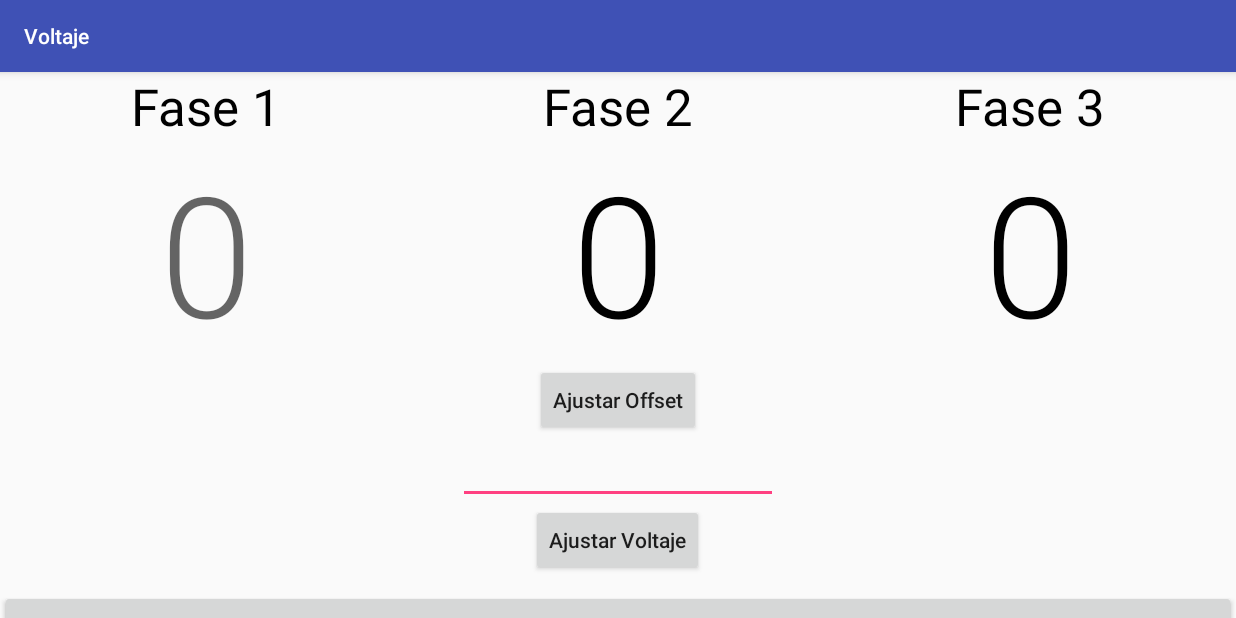
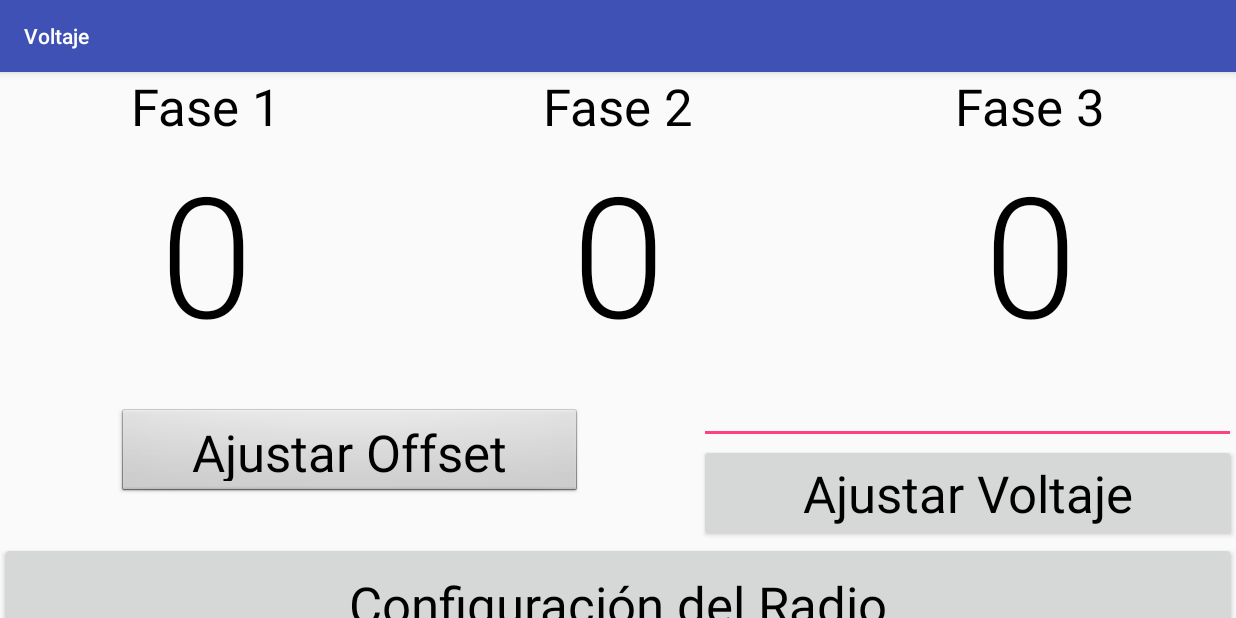
Before and after one commit to ricardo2409/Voltaje, an Android app: the screen it shows after launch (MainActivity), on a phone screen of 824 x 412 dp (held sideways). Run offline under Robolectric (Android 15) with nearby library versions, the phone set to English and light mode, and no system bars.

Commit message:
Fixes labels colors

```diff
--- a/app/src/main/res/layout/activity_main.xml
+++ b/app/src/main/res/layout/activity_main.xml
@@ -49,7 +49,7 @@
 
         <LinearLayout
             android:layout_width="match_parent"
-            android:layout_height="300dp"
+            android:layout_height="wrap_content"
             android:orientation="horizontal">
 
             <LinearLayout
@@ -60,7 +60,7 @@
 
                 <LinearLayout
                     android:layout_width="match_parent"
-                    android:layout_height="match_parent"
+                    android:layout_height="wrap_content"
                     android:orientation="horizontal">
 
                     <TextView
@@ -70,7 +70,8 @@
                         android:layout_weight="1"
                         android:gravity="center_vertical|center_horizontal"
                         android:text="0"
-                        android:textAppearance="@style/TextAppearance.AppCompat.Display4" />
+                        android:textAppearance="@style/TextAppearance.AppCompat.Display4"
+                        android:textColor="@android:color/black" />
 
                     <TextView
                         android:id="@+id/tvVoltaje3"
@@ -94,41 +95,59 @@
 
                 </LinearLayout>
 
+                <LinearLayout
+                    android:layout_width="match_parent"
+                    android:layout_height="match_parent"
+                    android:orientation="horizontal">
+
                     <Space
-                    android:layout_width="match_parent"
+                        android:layout_width="0dp"
                         android:layout_height="0dp"
                         android:layout_weight="1" />
 
                     <Button
                         android:id="@+id/btnOffset"
+                        style="@android:style/Widget.Button"
                         android:layout_width="wrap_content"
-                    android:layout_height="wrap_content"
+                        android:layout_height="60dp"
                         android:layout_gravity="center_vertical|center_horizontal"
                         android:layout_weight="1"
                         android:text="Ajustar Offset"
-                    android:textAppearance="@style/TextAppearance.AppCompat.Body2" />
+                        android:textAppearance="@style/TextAppearance.AppCompat.Display1" />
 
                     <Space
-                    android:layout_width="match_parent"
-                    android:layout_height="0dp" />
+                        android:layout_width="0dp"
+                        android:layout_height="0dp"
+                        android:layout_weight="1" />
+
+                    <LinearLayout
+                        android:layout_width="wrap_content"
+                        android:layout_height="wrap_content"
+                        android:layout_weight="1"
+                        android:orientation="vertical">
 
                         <EditText
                             android:id="@+id/etGanancia"
-                    android:layout_width="wrap_content"
+                            style="@style/Widget.AppCompat.Light.AutoCompleteTextView"
+                            android:layout_width="match_parent"
                             android:layout_height="wrap_content"
                             android:layout_gravity="center_vertical|center_horizontal"
                             android:ems="10"
                             android:foregroundGravity="center_horizontal"
                             android:gravity="center_horizontal"
-                    android:inputType="numberDecimal" />
+                            android:inputType="numberDecimal"
+                            android:textSize="24sp" />
 
                         <Button
                             android:id="@+id/btnGanancia"
-                    android:layout_width="wrap_content"
+                            android:layout_width="match_parent"
                             android:layout_height="wrap_content"
                             android:layout_gravity="center_vertical|center_horizontal"
                             android:text="Ajustar Voltaje"
-                    android:textAppearance="@style/TextAppearance.AppCompat.Body2" />
+                            android:textAppearance="@style/TextAppearance.AppCompat.Display1"
+                            android:textColor="@android:color/black" />
+                    </LinearLayout>
+                </LinearLayout>
 
             </LinearLayout>
 
```
Also changed, not shown: app/src/main/res/layout/activity_configuracion.xml (+19 -11 lines). Lines whose indentation alone changed are shown as unchanged.
